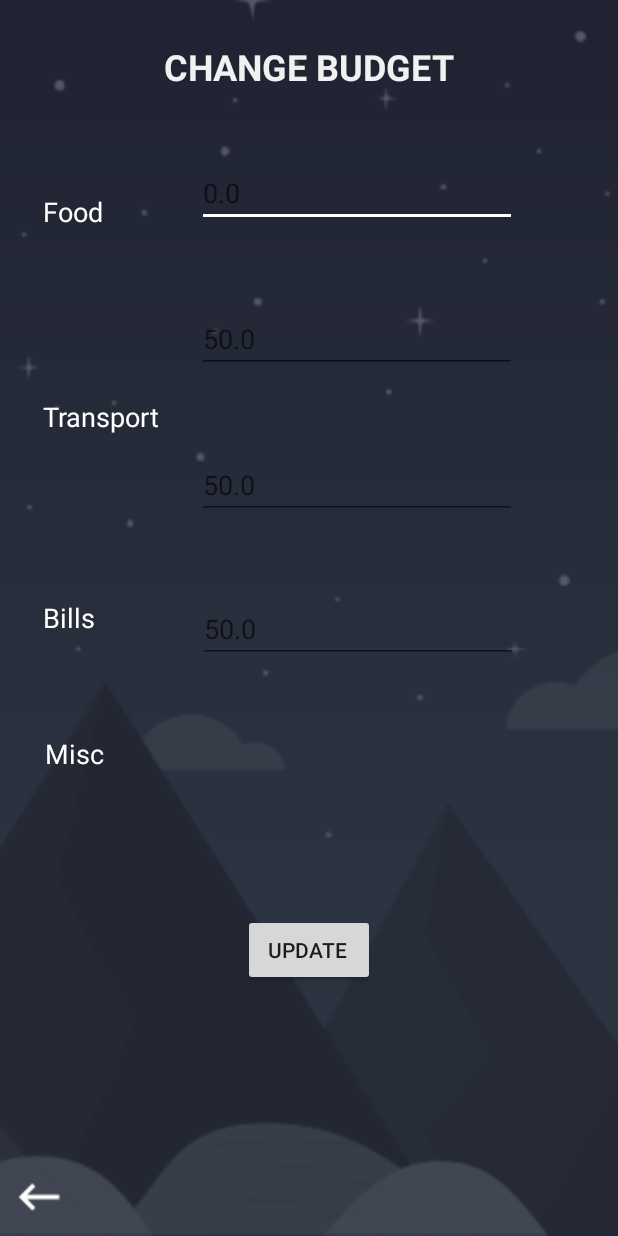
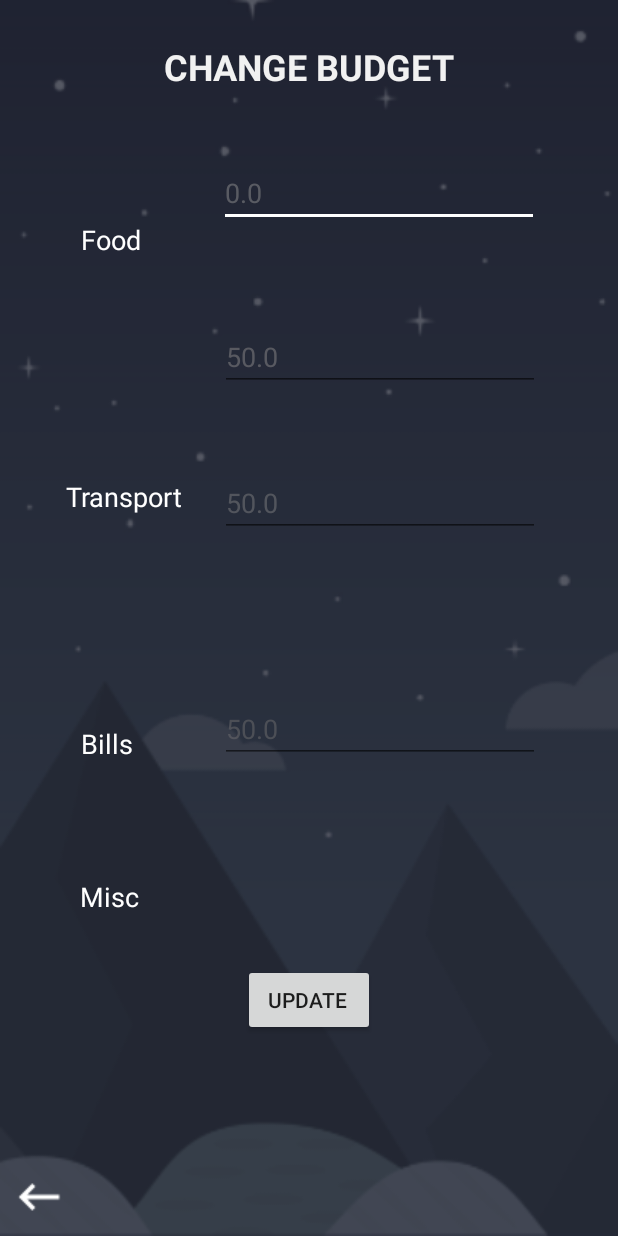
Before and after one commit to e0309463/restoreorbital, an Android app: the ExpenditureAllocation screen opened directly, with no data from a screen before it, on a phone screen of 412 x 824 dp. Run offline under Robolectric (Android 15) with nearby library versions, the phone set to English and light mode, and no system bars; our stand-ins replace Firebase (no records; nobody signed in at launch, a user with empty details on screens opened directly).

```diff
--- a/app/build.gradle
+++ b/app/build.gradle
@@ -34,6 +34,9 @@ dependencies {
     implementation 'com.google.firebase:firebase-auth:17.0.0'
     implementation "com.mikepenz:materialdrawer:5.3.3"
 
+    implementation 'com.google.code.gson:gson:2.8.5'
+    implementation 'com.squareup.retrofit2:retrofit:2.4.0'
+    implementation 'com.squareup.retrofit2:converter-gson:2.4.0'
 
     implementation 'com.felipecsl:gifimageview:2.1.0'
     implementation 'commons-io:commons-io:2.4'
@@ -42,7 +45,8 @@ dependencies {
 
     implementation 'com.mcxiaoke.volley:library:1.0.19'
 
-
+    implementation 'com.google.zxing:core:3.2.1'
+    implementation 'com.journeyapps:zxing-android-embedded:3.2.0@aar'
     implementation 'com.google.android.gms:play-services-auth:16.0.0'
     implementation 'me.dm7.barcodescanner:zxing:1.9'
     implementation 'com.google.firebase:firebase-ml-vision:20.0.0'
--- a/app/src/main/java/com/example/myapplication/Oauth.java
+++ b/app/src/main/java/com/example/myapplication/Oauth.java
@@ -28,11 +28,12 @@ public class Oauth extends AppCompatActivity {
         Uri uri = getIntent().getData();
 
        if (uri != null && uri.toString().startsWith(redirectUri)){
-//            String code = uri.getQueryParameter("code");
+            String code = uri.getQueryParameter("code");
+
 //
 //
 //
-            Toast.makeText(this,"yay!", Toast.LENGTH_SHORT).show();
+          Toast.makeText(this,"asdas", Toast.LENGTH_LONG).show();
         }
     }
 }
--- a/app/src/main/res/layout/activity_expenditure_allocation.xml
+++ b/app/src/main/res/layout/activity_expenditure_allocation.xml
@@ -57,10 +57,10 @@
         android:textSize="18sp"
         app:layout_constraintBottom_toBottomOf="parent"
         app:layout_constraintEnd_toEndOf="parent"
-        app:layout_constraintHorizontal_bias="0.061"
+        app:layout_constraintHorizontal_bias="0.134"
         app:layout_constraintStart_toStartOf="parent"
         app:layout_constraintTop_toTopOf="parent"
-        app:layout_constraintVertical_bias="0.155" />
+        app:layout_constraintVertical_bias="0.179" />
 
     <TextView
         android:id="@+id/textView4"
@@ -74,10 +74,10 @@
         android:textSize="18sp"
         app:layout_constraintBottom_toTopOf="@+id/textView5"
         app:layout_constraintEnd_toEndOf="parent"
-        app:layout_constraintHorizontal_bias="0.066"
+        app:layout_constraintHorizontal_bias="0.113"
         app:layout_constraintStart_toStartOf="parent"
         app:layout_constraintTop_toBottomOf="@+id/textView3"
-        app:layout_constraintVertical_bias="0.514" />
+        app:layout_constraintVertical_bias="0.519" />
 
     <TextView
         android:id="@+id/textView5"
@@ -85,13 +85,13 @@
         android:layout_height="wrap_content"
         android:layout_marginStart="8dp"
         android:layout_marginEnd="8dp"
-        android:layout_marginBottom="400dp"
+        android:layout_marginBottom="316dp"
         android:text="Bills"
         android:textColor="#FFFFFF"
         android:textSize="18sp"
         app:layout_constraintBottom_toBottomOf="parent"
         app:layout_constraintEnd_toEndOf="parent"
-        app:layout_constraintHorizontal_bias="0.058"
+        app:layout_constraintHorizontal_bias="0.127"
         app:layout_constraintStart_toStartOf="parent" />
 
     <TextView
@@ -106,10 +106,10 @@
         android:textSize="18sp"
         app:layout_constraintBottom_toBottomOf="parent"
         app:layout_constraintEnd_toEndOf="parent"
-        app:layout_constraintHorizontal_bias="0.062"
+        app:layout_constraintHorizontal_bias="0.128"
         app:layout_constraintStart_toStartOf="parent"
         app:layout_constraintTop_toBottomOf="@+id/textView5"
-        app:layout_constraintVertical_bias="0.18" />
+        app:layout_constraintVertical_bias="0.273" />
 
     <EditText
         android:id="@+id/foodInput"
@@ -120,6 +120,8 @@
         android:layout_marginEnd="8dp"
         android:ems="10"
         android:inputType="number"
+        android:textColor="@color/colorWhite"
+        android:textColorHint="#81919090"
         app:layout_constraintEnd_toEndOf="parent"
         app:layout_constraintHorizontal_bias="0.404"
         app:layout_constraintStart_toEndOf="@+id/textView3"
@@ -130,12 +132,14 @@
         android:layout_width="wrap_content"
         android:layout_height="wrap_content"
         android:layout_marginStart="8dp"
-        android:layout_marginTop="52dp"
+        android:layout_marginTop="64dp"
         android:layout_marginEnd="8dp"
         android:ems="10"
         android:inputType="number"
+        android:textColor="@color/colorWhite"
+        android:textColorHint="#7E8D8C8C"
         app:layout_constraintEnd_toEndOf="parent"
-        app:layout_constraintHorizontal_bias="0.223"
+        app:layout_constraintHorizontal_bias="0.278"
         app:layout_constraintStart_toEndOf="@+id/textView4"
         app:layout_constraintTop_toBottomOf="@+id/foodInput" />
 
@@ -148,8 +152,10 @@
         android:layout_marginEnd="8dp"
         android:ems="10"
         android:inputType="number"
+        android:textColor="@color/colorWhite"
+        android:textColorHint="#77858484"
         app:layout_constraintEnd_toEndOf="parent"
-        app:layout_constraintHorizontal_bias="0.504"
+        app:layout_constraintHorizontal_bias="0.531"
         app:layout_constraintStart_toEndOf="@+id/textView5"
         app:layout_constraintTop_toBottomOf="@+id/transportInput" />
 
@@ -163,12 +169,14 @@
         android:layout_marginBottom="8dp"
         android:ems="10"
         android:inputType="number"
+        android:textColor="@color/colorWhite"
+        android:textColorHint="#70797777"
         app:layout_constraintBottom_toBottomOf="parent"
         app:layout_constraintEnd_toEndOf="parent"
-        app:layout_constraintHorizontal_bias="0.482"
+        app:layout_constraintHorizontal_bias="0.511"
         app:layout_constraintStart_toEndOf="@+id/textView6"
         app:layout_constraintTop_toBottomOf="@+id/billsInput"
-        app:layout_constraintVertical_bias="0.103" />
+        app:layout_constraintVertical_bias="0.24" />
 
     <Button
         android:id="@+id/updateBudget"
```
Also changed, not shown: app/src/main/java/com/example/myapplication/GenerateQR.java (added, +88 -0 lines), app/src/main/java/com/example/myapplication/OAuthServer.java (+5 -3 lines), app/src/main/java/com/example/myapplication/OAuthToken.java (+12 -3 lines), app/src/main/java/com/example/myapplication/SecondActivitymodded.java (+28 -16 lines), app/src/main/res/layout/fragment_generate_qr.xml (added, +85 -0 lines), app/src/main/res/menu/activity_second_activitymodded_drawer.xml (+4 -3 lines), app/src/main/res/drawable/scan.png (added).
